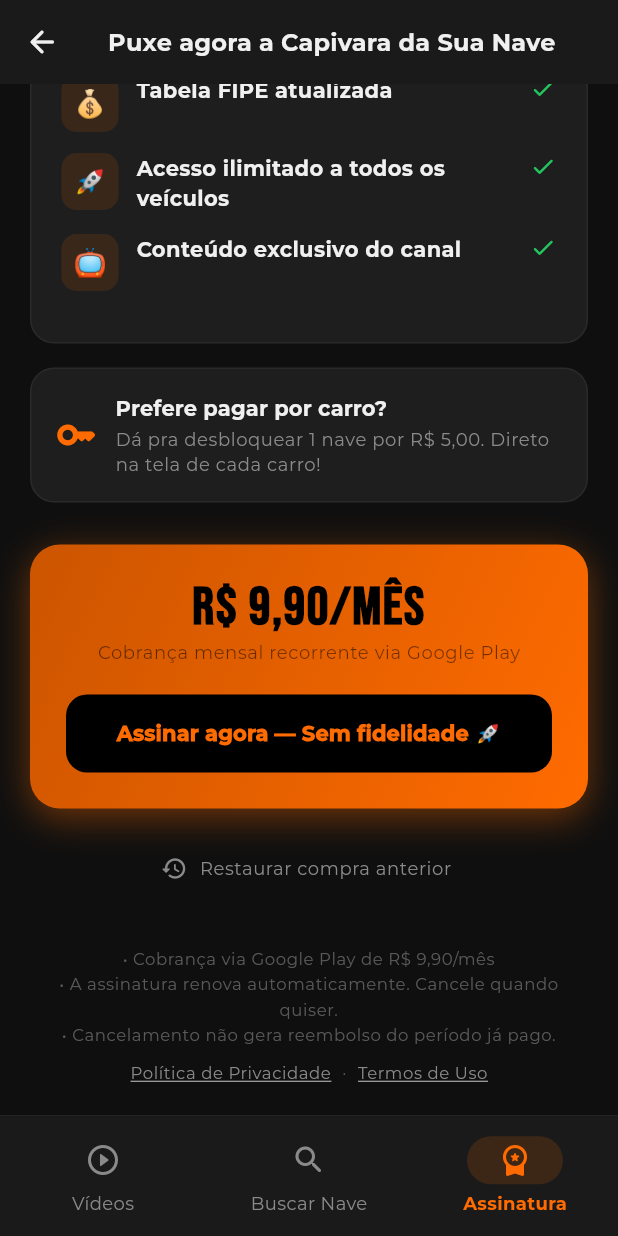
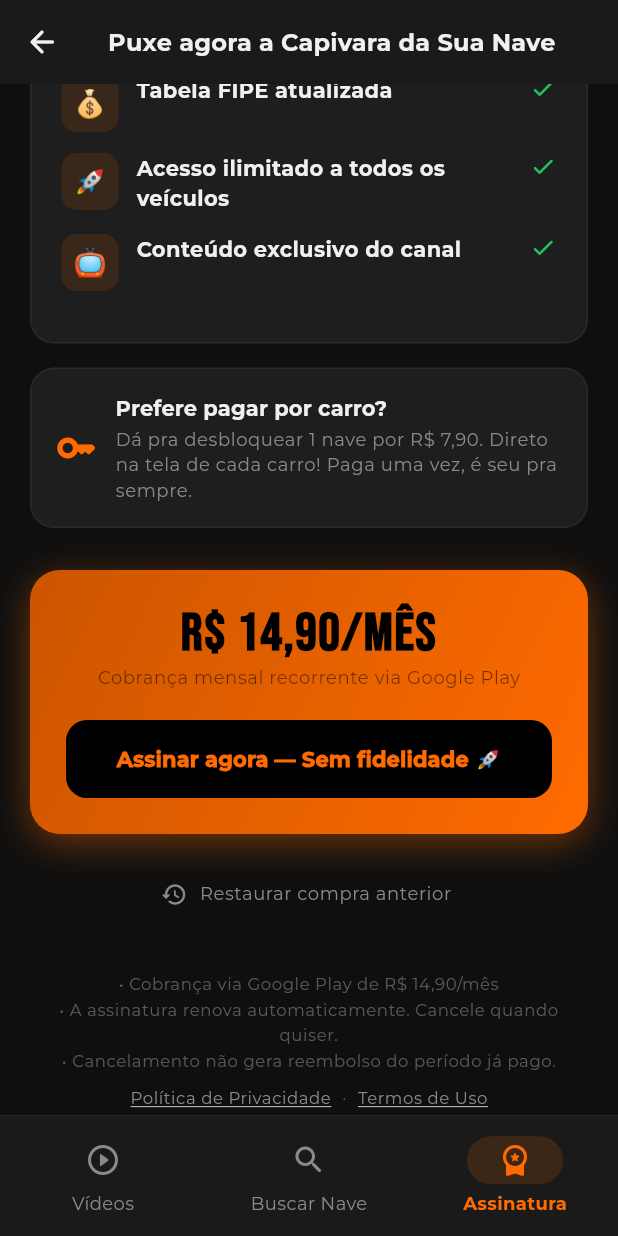
Before and after one commit to kaidan41/zoeira-car, a Flutter app: the SubscriptionScreen screen opened by its route, scrolled down 508 dp, on a phone screen of 412 x 824 dp. Run offline on Flutter 3.47's test engine with Material 3 defaults, Android fonts, the phone set to English and light mode, and no system bars; our stand-ins replace cached_network_image, cloud_firestore, firebase_auth, firebase_core, go_router, in_app_purchase and 2 more; missing offline and left inert: in_app_purchase_android; accounts and stored records are empty; generated files the repository leaves out were written again; network calls fail; project files that could hold a hidden picture were left out.

Commit message:
feat: novo icone Camaro + precos R,90/mes e R,90 avulso + webview_flutter no pubspec

```diff
--- a/lib/models/subscription_model.dart
+++ b/lib/models/subscription_model.dart
@@ -139,7 +139,7 @@ class SubscriptionModel {
 class SubscriptionPlan {
   static const String productId = 'zoeira_car_mensal';
   static const String displayName = 'Puxe agora a Capivara da Sua Nave';
-  static const String price = 'R\$ 9,90/mês';
+  static const String price = 'R\$ 14,90/mês';
   static const String description =
       'Destrave o raio-x completo de qualquer nave!';
 
@@ -157,7 +157,7 @@ class SubscriptionPlan {
 class ConsultationPlan {
   static const String productId = 'zoeira_consulta';
   static const String displayName = 'Consulta Avulsa de 1 Nave';
-  static const String price = 'R\$ 5,00';
+  static const String price = 'R\$ 7,90';
   static const String description =
       'Desbloqueia o raio-x completo de 1 veículo para sempre.';
 }
--- a/lib/views/subscription/subscription_screen.dart
+++ b/lib/views/subscription/subscription_screen.dart
@@ -183,7 +183,7 @@ class _SubscriptionScreenState extends State<SubscriptionScreen> {
                 ),
                 const SizedBox(height: 2),
                 Text(
-                  'Dá pra desbloquear 1 nave por ${ConsultationPlan.price}. Direto na tela de cada carro!',
+                  'Dá pra desbloquear 1 nave por ${ConsultationPlan.price}. Direto na tela de cada carro! Paga uma vez, é seu pra sempre.',
                   style: Theme.of(context).textTheme.bodySmall?.copyWith(
                         color: AppColors.textSecondary,
                         height: 1.4,
--- a/pubspec.yaml
+++ b/pubspec.yaml
@@ -18,8 +18,8 @@ dependencies:
   firebase_auth: ^4.17.0
   cloud_firestore: ^4.15.0
 
-  # YouTube
-  youtube_player_iframe: ^5.1.0
+  # YouTube / Player de vídeo
+  webview_flutter: ^4.4.4
   http: ^1.2.1
   xml: ^6.5.0
 
```
Also changed, not shown: assets/images/ic_launcher_playstore.png (added), pubspec.lock, 11 other files.
